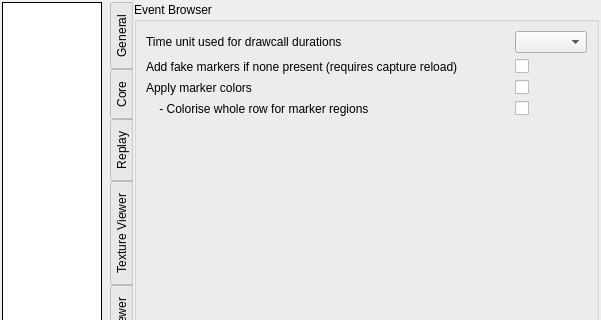
Qt form qrenderdoc/Windows/Dialogs/SettingsDialog.ui (baldurk/renderdoc) before a commit; both pictures show x 0 to 601 and y 0 to 320 of the 601 by 592 pixel window.
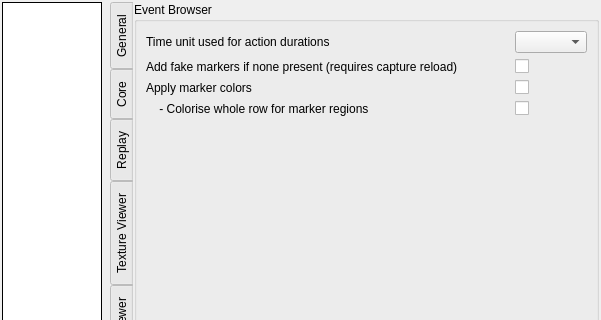
The same form after that commit. The open tabs and pages were chosen to show the change. Custom widgets are drawn as their Qt base class.

Commit message: Rename 'draw' or 'drawcall' to action

What changed in the file:
```diff
--- a/qrenderdoc/Windows/Dialogs/SettingsDialog.ui
+++ b/qrenderdoc/Windows/Dialogs/SettingsDialog.ui
@@ -1036,7 +1036,7 @@
              <string>The time unit to use when displaying the duration column in the event browser</string>
             </property>
             <property name="text">
-             <string>Time unit used for drawcall durations</string>
+             <string>Time unit used for action durations</string>
             </property>
            </widget>
           </item>
```
The commit also changes 282 other files.
